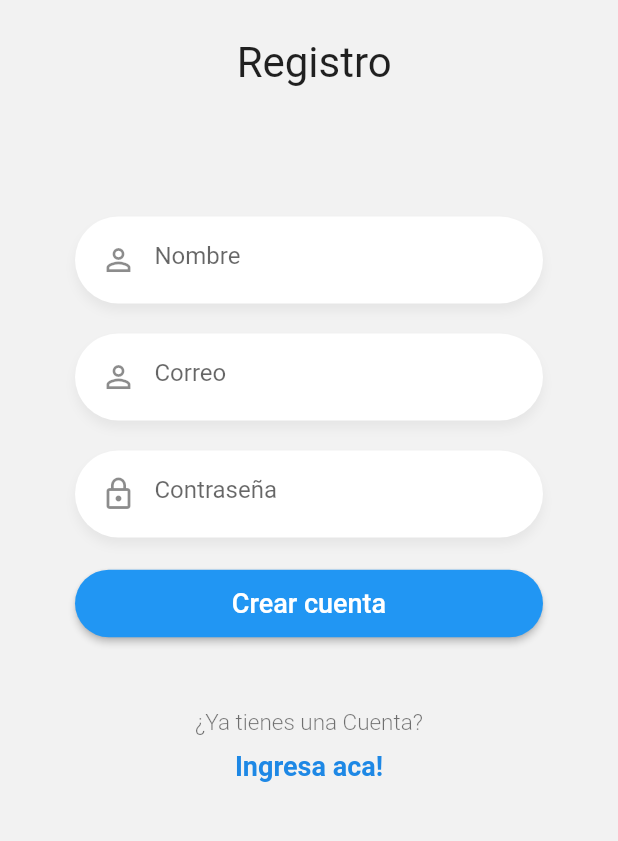
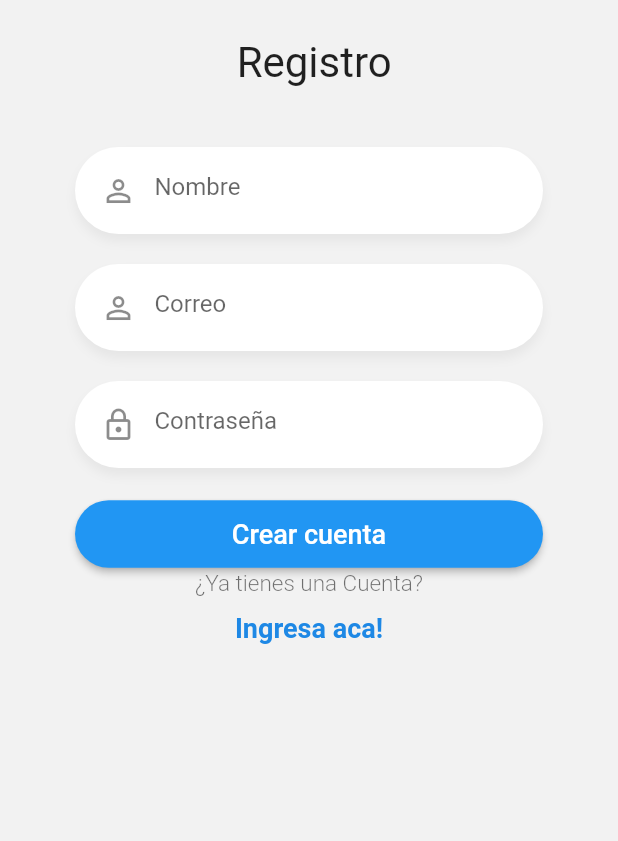
Before and after one commit to Ri-Shard/ChatApp, a Flutter app: the UsersPage screen opened by its route, after a tap on the "exit to app" icon, after a tap on "Crea una Aqui!", on a phone screen of 412 x 824 dp, the part 330-1171 px from its top. Run offline on Flutter 3.47's test engine with Material 2 defaults, Android fonts, the phone set to English and light mode, and no system bars; our stand-ins replace flutter_secure_storage, pull_to_refresh; accounts and stored records are empty.

Commit message:
Arreglo interfaz Login & Register

```diff
--- a/lib/main.dart
+++ b/lib/main.dart
@@ -15,7 +15,7 @@ class MyApp extends StatelessWidget {
           child: MaterialApp(
         debugShowCheckedModeBanner: false,
         title: 'Chat App',
-        initialRoute: 'loading',
+        initialRoute: 'register',
         routes: appRoutes,
       ),
     );
--- a/lib/pages/login_page.dart
+++ b/lib/pages/login_page.dart
@@ -18,8 +18,8 @@ class LoginPage extends StatelessWidget {
             physics: BouncingScrollPhysics(),
             child: Container(
               height: MediaQuery.of(context).size.height * 0.9,
-              child: Column(
-                mainAxisAlignment: MainAxisAlignment.spaceBetween,
+              child: ListView(
+                //mainAxisAlignment: MainAxisAlignment.spaceBetween,
                 children: [
                   Logo(
                     titulo: 'Login',
--- a/lib/pages/register_page.dart
+++ b/lib/pages/register_page.dart
@@ -13,13 +13,14 @@ class RegisterPage extends StatelessWidget {
   Widget build(BuildContext context) {
     return Scaffold(
         backgroundColor: Color(0xffF2F2F2),
+        resizeToAvoidBottomPadding: false ,
         body: SafeArea(
           child: SingleChildScrollView(
             physics: BouncingScrollPhysics(),
             child: Container(
               height: MediaQuery.of(context).size.height * 0.9,
-              child: Column(
-                mainAxisAlignment: MainAxisAlignment.spaceBetween,
+              child: ListView(
+                //mainAxisAlignment: MainAxisAlignment.spaceBetween,
                 children: [
                   Logo(
                     titulo: ' Registro',
```
